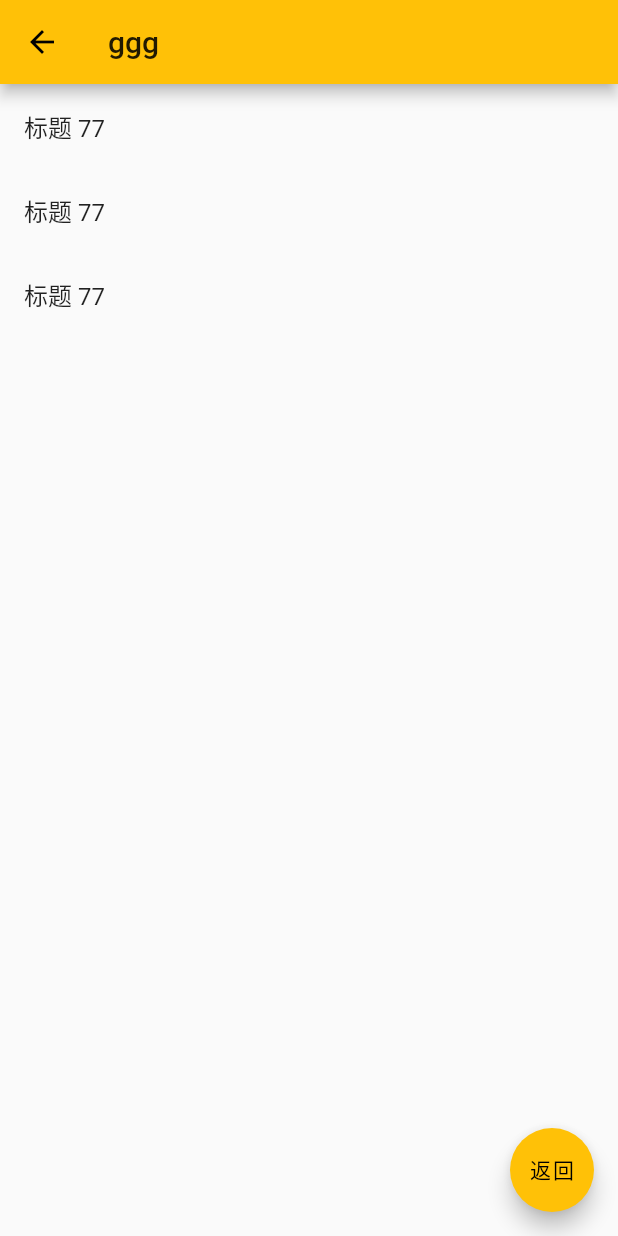
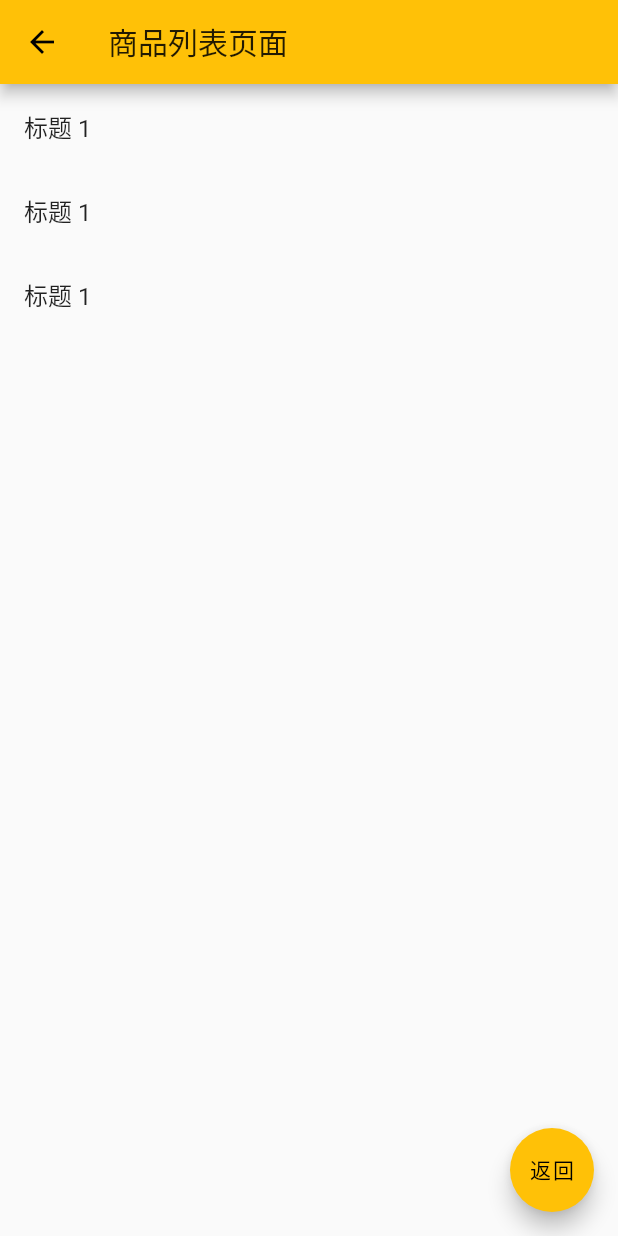
Before and after one commit to jessice-ai/flutter, a Flutter app: the screen it shows after launch, after a tap on "跳转到宝贝页面", on a phone screen of 412 x 824 dp. Run offline on Flutter 3.47's test engine with Material 2 defaults, Android fonts, the phone set to English and light mode, and no system bars.

Commit message:
增加命名路由

```diff
--- a/lib/main.dart
+++ b/lib/main.dart
@@ -1,6 +1,11 @@
 import 'package:flutter/cupertino.dart';
 import 'package:flutter/material.dart';
 import 'pages/tabs/sunFooterTabsContent.dart';
+import 'pages/tabs/sunGoodsList.dart';
+import 'pages/tabs/sunCategory.dart';
+import 'pages/tabs/sunMy.dart';
+
+
 void main() {
   runApp(sunApp());
 }
@@ -27,8 +32,13 @@ class sunApp extends StatelessWidget {
     return MaterialApp(
       home: sunFooterTabsContent(),
       //theme 主体
-      theme: ThemeData(primarySwatch: Colors.amber //修改主体颜色
-      ),
+      theme: ThemeData(primarySwatch: Colors.amber),//修改主体颜色
+      // 命名路由需定义在 MaterialApp 中，接收的数据是Map类型，跟别名差不多，比如 加载名字为 sunGoodsList 的路由就是加载后面对应的控件
+      routes: {
+        "/goods":(context)=>sunGoodsList(),
+        "/category":(context)=>sunCategory(),
+        "/my":(context)=>sunMy(),
+      },
     );
   }
 }
--- a/lib/pages/tabs/sunHome.dart
+++ b/lib/pages/tabs/sunHome.dart
@@ -23,16 +23,8 @@ class sunHomeSon extends State{
         RaisedButton(
           child: Text("跳转到宝贝页面"),
           onPressed: (){
-            //路由跳转到某个页面
-              Navigator.of(context).push(
-                  MaterialPageRoute(
-                    // ignore: missing_return
-                    builder: (context){
-                      return sunGoodsList(sunCount: 77,title: "ggg",);
-                    }
-                    //页面控件
-                  )
-              );
+            //命名路由跳转到某个页面
+            Navigator.pushNamed(context, '/goods');
           },
           color: Theme.of(context).accentColor, //颜色主题
           textTheme: ButtonTextTheme.primary, //文本主题
```
